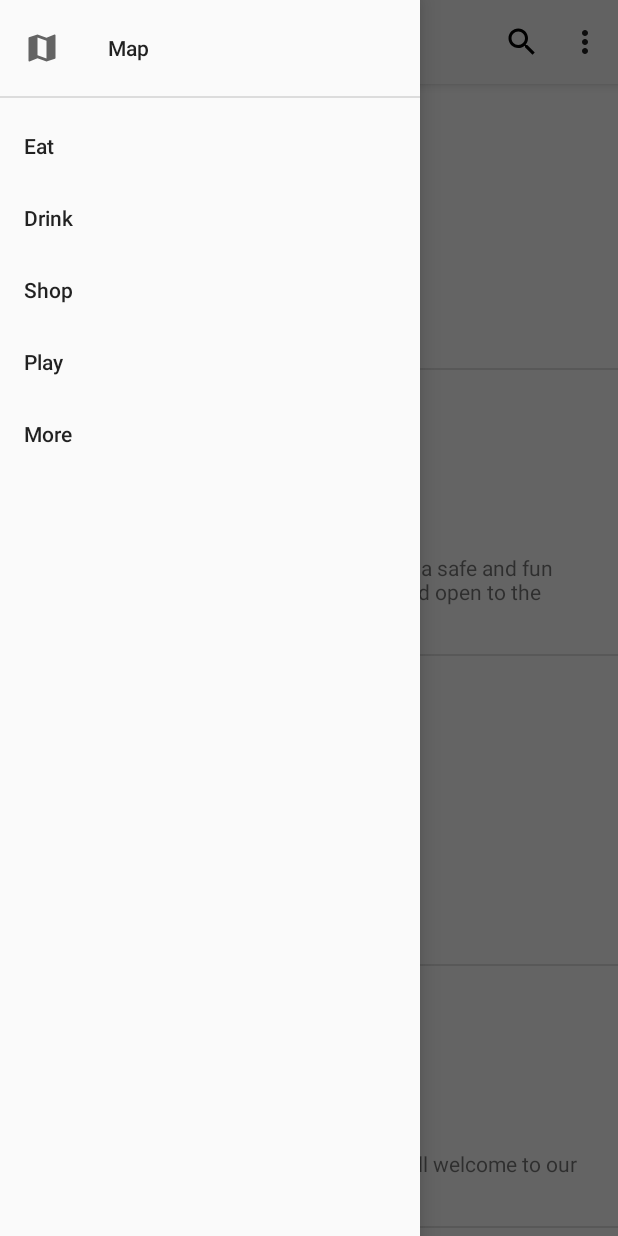
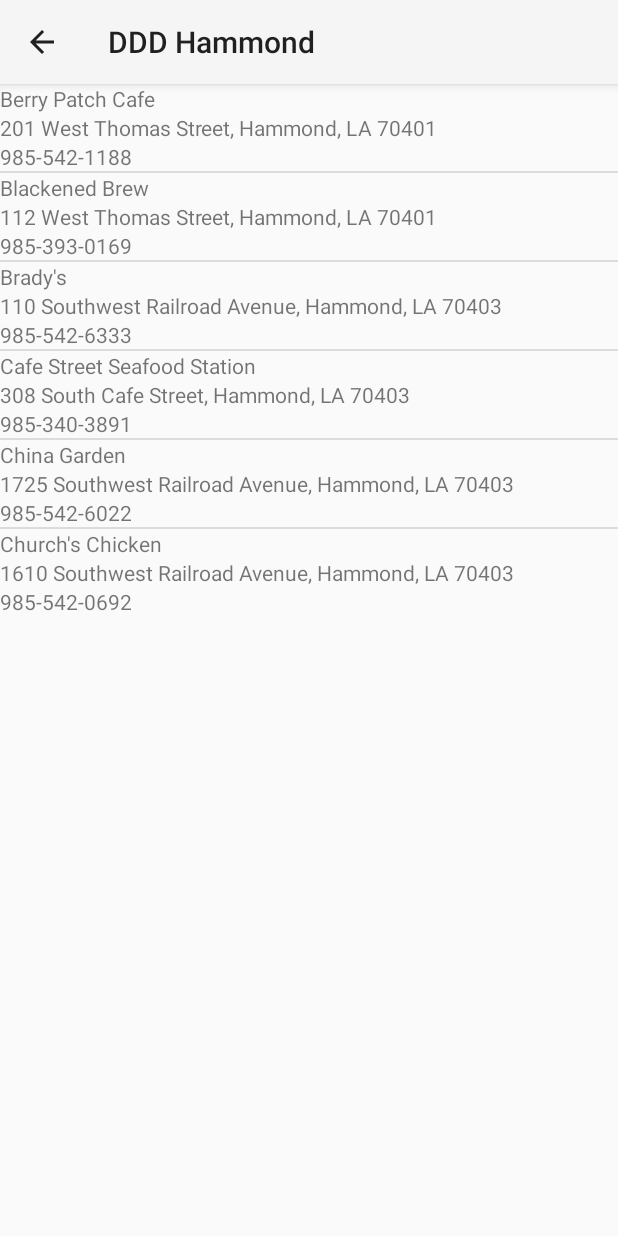
Before and after one commit to ChristianGonzales/Hammond-DDD, an Android app: the screen it shows after launch (MainActivity before the commit, BusinessActivity after it), in the side drawer, after a tap on "Eat", on a phone screen of 412 x 824 dp. Run offline under Robolectric (Android 15) with nearby library versions, the phone set to English and light mode, and no system bars.

Commit message:
Business List has been fixed.

```diff
--- a/HammondDDD/app/src/main/AndroidManifest.xml
+++ b/HammondDDD/app/src/main/AndroidManifest.xml
@@ -10,10 +10,10 @@
     <uses-permission android:name="android.permission.ACCESS_FINE_LOCATION" />
 
     <application
+        android:name=".HammondDDD"
         android:allowBackup="true"
         android:icon="@mipmap/ic_launcher"
         android:label="@string/app_name"
-        android:name=".HammondDDD"
         android:roundIcon="@mipmap/ic_launcher_round"
         android:supportsRtl="true"
         android:theme="@style/Theme.AppCompat.Light.NoActionBar">
@@ -22,6 +22,7 @@
             android:label="@string/app_name">
             <intent-filter>
                 <action android:name="android.intent.action.MAIN" />
+
                 <category android:name="android.intent.category.LAUNCHER" />
             </intent-filter>
         </activity>
@@ -36,6 +37,7 @@
         <meta-data
             android:name="com.google.android.geo.API_KEY"
             android:value="@string/google_maps_key" />
+
         <activity
             android:name=".MapActivity"
             android:label="@string/action_map">
@@ -43,8 +45,12 @@
                 android:name="android.support.PARENT_ACTIVITY"
                 android:value="edu.selu.cgonzales.hammondddd.MainActivity" />
         </activity>
-        <activity
-            android:name=".ContactActivity">
+        <activity android:name=".ContactActivity">
+            <meta-data
+                android:name="android.support.PARENT_ACTIVITY"
+                android:value="edu.selu.cgonzales.hammondddd.MainActivity" />
+        </activity>
+        <activity android:name=".BusinessActivity">
             <meta-data
                 android:name="android.support.PARENT_ACTIVITY"
                 android:value="edu.selu.cgonzales.hammondddd.MainActivity" />
--- /dev/null
+++ b/HammondDDD/app/src/main/java/edu/selu/cgonzales/hammondddd/BusinessActivity.java
@@ -0,0 +1,64 @@
+package edu.selu.cgonzales.hammondddd;
+
+import android.content.Intent;
+import android.support.v7.app.AppCompatActivity;
+import android.os.Bundle;
+import android.support.v7.widget.Toolbar;
+import android.view.Menu;
+import android.widget.ListView;
+
+import java.util.ArrayList;
+import java.util.List;
+
+import edu.selu.cgonzales.hammondddd.Data.Business;
+import edu.selu.cgonzales.hammondddd.Utils.BusinessArrayAdapter;
+
+public class BusinessActivity extends AppCompatActivity {
+
+    @Override
+    protected void onCreate(Bundle savedInstanceState) {
+        super.onCreate(savedInstanceState);
+        setContentView(R.layout.activity_business);
+
+        Toolbar childToolbar = (Toolbar) findViewById(R.id.child_toolbar);
+        setSupportActionBar(childToolbar);
+        getSupportActionBar().setDisplayHomeAsUpEnabled(true);
+
+        String extraString;
+        Bundle extras = getIntent().getExtras();
+        if (extras == null){
+            extraString = null;
+        } else {
+            extraString = (String) extras.get(Intent.EXTRA_TEXT);
+        }
+        List<Business> businesses = getBusinessList(extraString);
+
+        BusinessArrayAdapter adapter = new BusinessArrayAdapter(this, businesses);
+        final ListView businessList = (ListView) findViewById(R.id.businessList);
+        businessList.setAdapter(adapter);
+        businessList.setEmptyView(findViewById(R.id.emptyBusinessView));
+    }
+
+    @Override
+    public boolean onCreateOptionsMenu(Menu menu){
+        getMenuInflater().inflate(R.menu.child_toolbar, menu);
+        return true;
+    }
+
+    public List<Business> getBusinessList(String filterString){
+        if (filterString == null){
+            return new ArrayList<>();
+        }
+
+        HammondDDD context = (HammondDDD) getApplicationContext();
+        for (String c : context.getBusinessList().keySet()){
+            if (c.equalsIgnoreCase(filterString)){
+                return context.getBusinessList().get(c);
+            }
+        }
+
+        // TODO - add a search for a query string
+
+        return new ArrayList<>();
+    }
+}
--- a/HammondDDD/app/src/main/java/edu/selu/cgonzales/hammondddd/MainActivity.java
+++ b/HammondDDD/app/src/main/java/edu/selu/cgonzales/hammondddd/MainActivity.java
@@ -1,13 +1,10 @@
 package edu.selu.cgonzales.hammondddd;
 
-import android.content.DialogInterface;
 import android.content.Intent;
 import android.net.Uri;
 import android.os.Bundle;
-import android.preference.DialogPreference;
 import android.support.annotation.NonNull;
 import android.support.design.widget.NavigationView;
-import android.support.v7.app.AlertDialog;
 import android.support.v7.app.AppCompatActivity;
 import android.support.v7.widget.Toolbar;
 import android.view.Menu;
@@ -50,14 +47,19 @@ public class MainActivity extends AppCompatActivity {
                     openMap();
                     return true;
                 case R.id.navigation_eat:
+                    openBusiness("eat");
                     return true;
                 case R.id.navigation_drink:
+                    openBusiness("drink");
                     return true;
                 case R.id.navigation_shop:
+                    openBusiness("shop");
                     return true;
                 case R.id.navigation_play:
+                    openBusiness("play");
                     return true;
                 case R.id.navigation_more:
+                    openBusiness("more");
                     return true;
             }
             return false;
@@ -111,4 +113,10 @@ public class MainActivity extends AppCompatActivity {
         Intent openContactIntent = new Intent(this, ContactActivity.class);
         startActivity(openContactIntent);
     }
+
+    public void openBusiness(String extra){
+        Intent openBusinessIntent = new Intent(this, BusinessActivity.class);
+        openBusinessIntent.putExtra(Intent.EXTRA_TEXT, extra);
+        startActivity(openBusinessIntent);
+    }
 }
--- /dev/null
+++ b/HammondDDD/app/src/main/java/edu/selu/cgonzales/hammondddd/Utils/BusinessArrayAdapter.java
@@ -0,0 +1,56 @@
+package edu.selu.cgonzales.hammondddd.Utils;
+
+import android.app.Activity;
+import android.view.LayoutInflater;
+import android.view.View;
+import android.view.ViewGroup;
+import android.widget.ArrayAdapter;
+import android.widget.TextView;
+
+import java.util.List;
+
+import edu.selu.cgonzales.hammondddd.Data.Business;
+import edu.selu.cgonzales.hammondddd.R;
+
+public class BusinessArrayAdapter extends ArrayAdapter<Business>{
+
+    private final Activity context;
+    private final List<Business> businesses;
+
+    static class ViewHolder{
+        public TextView businessName;
+        public TextView businessLocation;
+        public TextView businessPhone;
+    }
+
+    public BusinessArrayAdapter(Activity context, List<Business> businesses) {
+        super(context, R.layout.business_list_item, businesses);
+        this.context = context;
+        this.businesses = businesses;
+    }
+
+    @Override
+    public View getView(int position, View convertView, ViewGroup parent){
+        View rowView = convertView;
+
+        if (rowView == null){
+            LayoutInflater inflater = context.getLayoutInflater();
+            rowView = inflater.inflate(R.layout.business_list_item, null);
+            ViewHolder viewHolder = new ViewHolder();
+            viewHolder.businessName = (TextView) rowView.findViewById(R.id.business_name);
+            viewHolder.businessLocation = (TextView) rowView.findViewById(R.id.business_location);
+            viewHolder.businessPhone = (TextView) rowView.findViewById(R.id.business_phone);
+            rowView.setTag(viewHolder);
+        }
+
+        ViewHolder holder = (ViewHolder) rowView.getTag();
+        Business business = businesses.get(position);
+        holder.businessName.setText(business.getName());
+        holder.businessLocation.setText(business.getLocation());
+        holder.businessPhone.setText(business.getPhoneNumber());
+
+        return rowView;
+    }
+
+
+}
--- /dev/null
+++ b/HammondDDD/app/src/main/res/layout/activity_business.xml
@@ -0,0 +1,39 @@
+<?xml version="1.0" encoding="utf-8"?>
+<LinearLayout xmlns:android="http://schemas.android.com/apk/res/android"
+    xmlns:app="http://schemas.android.com/apk/res-auto"
+    xmlns:tools="http://schemas.android.com/tools"
+    android:id="@+id/container"
+    android:layout_width="match_parent"
+    android:layout_height="match_parent"
+    android:orientation="vertical"
+    tools:context="edu.selu.cgonzales.hammondddd.ContactActivity">
+
+    <android.support.v7.widget.Toolbar
+        android:id="@+id/child_toolbar"
+        android:layout_width="match_parent"
+        android:layout_height="?attr/actionBarSize"
+        android:background="?attr/colorPrimary"
+        android:elevation="4dp"
+        android:theme="@style/ThemeOverlay.AppCompat.ActionBar"
+        app:popupTheme="@style/ThemeOverlay.AppCompat.Light"/>
+
+    <FrameLayout
+        android:id="@+id/content"
+        android:layout_width="match_parent"
+        android:layout_height="match_parent"
+        android:layout_weight="1">
+
+        <ListView
+            android:id="@+id/businessList"
+            android:layout_width="match_parent"
+            android:layout_height="wrap_content" />
+
+        <TextView
+            android:id="@+id/emptyBusinessView"
+            android:layout_width="match_parent"
+            android:layout_height="wrap_content"
+            android:text="@string/no_business"/>
+
+    </FrameLayout>
+
+</LinearLayout>
--- /dev/null
+++ b/HammondDDD/app/src/main/res/layout/business_list_item.xml
@@ -0,0 +1,21 @@
+<?xml version="1.0" encoding="utf-8"?>
+<LinearLayout xmlns:android="http://schemas.android.com/apk/res/android"
+    android:orientation="vertical" android:layout_width="match_parent"
+    android:layout_height="match_parent">
+
+    <TextView
+        android:id="@+id/business_name"
+        android:layout_width="match_parent"
+        android:layout_height="wrap_content" />
+
+    <TextView
+        android:id="@+id/business_location"
+        android:layout_width="match_parent"
+        android:layout_height="wrap_content" />
+
+    <TextView
+        android:id="@+id/business_phone"
+        android:layout_width="match_parent"
+        android:layout_height="wrap_content" />
+
+</LinearLayout>
--- a/HammondDDD/app/src/main/res/values/strings.xml
+++ b/HammondDDD/app/src/main/res/values/strings.xml
@@ -6,6 +6,7 @@
 
     <!-- Default Strings -->
     <string name="no_events">Error Loading Events...</string>
+    <string name="no_business">No Businesses Found</string>
 
     <!-- Contact Strings -->
     <string name="company_name">Hammond Downtown Development</string>
```
